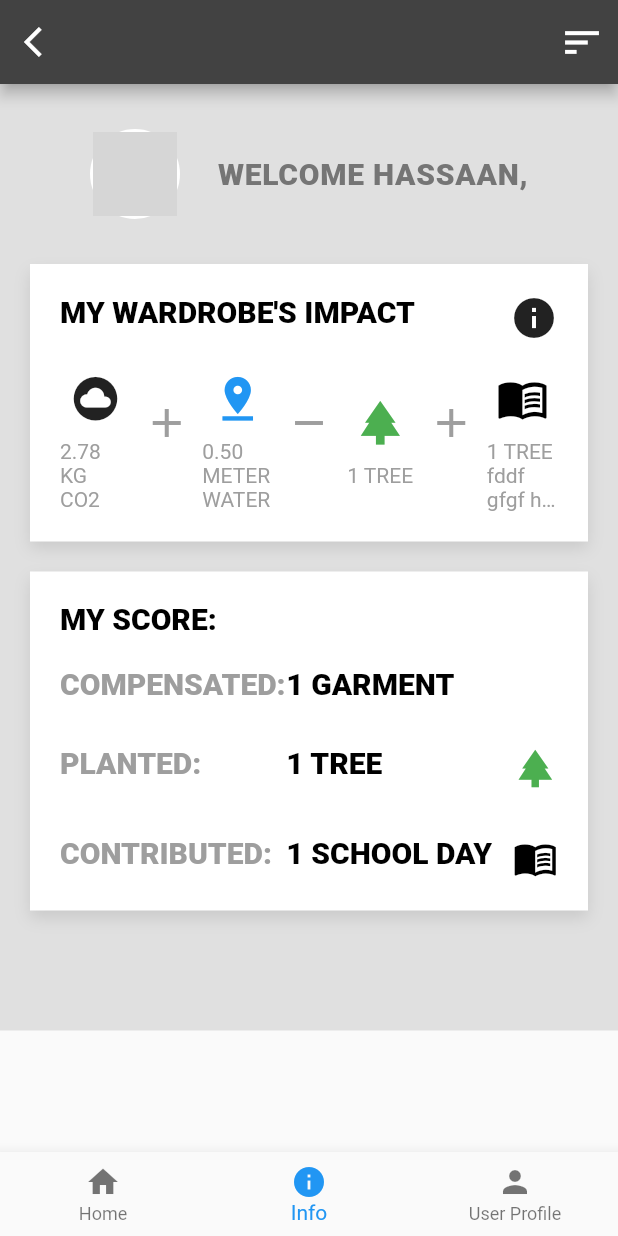
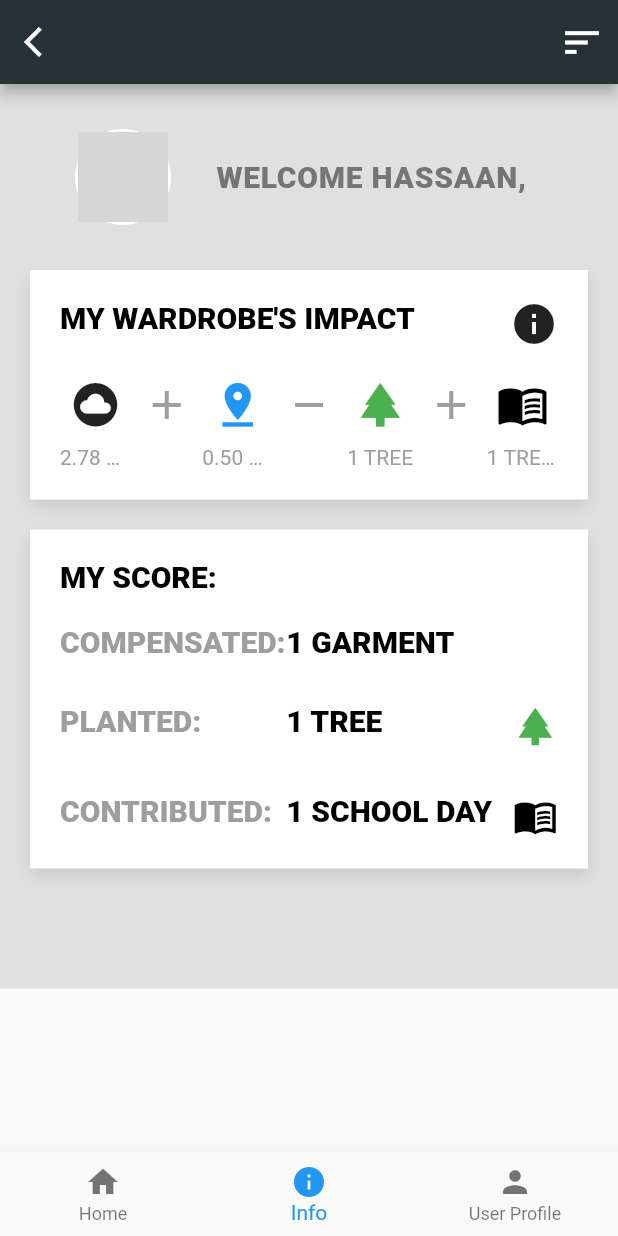
Before and after one commit to EngrHassaan/second-screen-view-flutter, a Flutter app: the screen it shows after launch, on a phone screen of 412 x 824 dp. Run offline on Flutter 3.47's test engine with Material 2 defaults, Android fonts, the phone set to English and light mode, and no system bars; grey boxes are pictures that could not be loaded.

Commit message:
Final asecond Screen

```diff
--- a/lib/info_screen.dart
+++ b/lib/info_screen.dart
@@ -26,7 +26,6 @@
         color: Colors.grey,
         fontSize: 14,
       ),
-      maxLines: 3,
       overflow: TextOverflow.ellipsis,
     );
   }
@@ -49,23 +48,25 @@
           children: [
             Container(
               padding: EdgeInsets.only(top: 30.0),
-              child: FittedBox(
               child: Row(
                 mainAxisAlignment: MainAxisAlignment.center,
                 children: [
-                    InkWell(
+                  Expanded(
+                    flex: 1,
+                    child: CircleAvatar(
+                      radius: 32,
+                      backgroundColor: Colors.white,
+                      child: InkWell(
                         onTap: () => print("Upload the Image"),
                         child: CircleAvatar(
-                        radius: 30,
-                        backgroundColor: Colors.white,
-                        child: CircleAvatar(
                           backgroundImage: AssetImage('images/passportpic.png'),
-                          radius: 28.0,
+                          radius: 30.0,
                         ),
                       ),
                     ),
-                    Padding(
-                      padding: const EdgeInsets.only(left: 25),
+                  ),
+                  Expanded(
+                    flex: 2,
                     child: Text(
                       "WELCOME HASSAAN,",
                       style: TextStyle(
@@ -77,9 +78,8 @@
                   )
                 ],
               ),
+              margin: EdgeInsets.only(bottom: 30),
             ),
-            ),
-            SizedBox(height: 30.0),
             Container(
               decoration: BoxDecoration(
                 color: Colors.white,
@@ -98,6 +98,7 @@
                   children: [
                     Row(
                       crossAxisAlignment: CrossAxisAlignment.start,
+                      mainAxisAlignment: MainAxisAlignment.spaceBetween,
                       children: [
                         Expanded(
                           child: cardText("MY WARDROBE'S IMPACT", Colors.black),
@@ -112,7 +113,6 @@
                       height: 20.0,
                     ),
                     Row(
-
                       children: [
                         Expanded(
                           child: Column(
@@ -147,7 +147,8 @@
                             ],
                           ),
                         ),
-                        Expanded(child:addIcon(Icons.add)),
+                        Expanded(child: addIcon(Icons.add),
+                        ),
                         Expanded(
                           child: Column(
                             children: [
@@ -213,8 +214,7 @@
                               flex: 5,
                               child: cardText("PLANTED:", Colors.grey)),
                           Expanded(
-                              flex: 5,
-                              child: cardText("1 TREE", Colors.black)),
+                              flex: 5, child: cardText("1 TREE", Colors.black)),
                           Expanded(
                             child: Icon(
                               Icons.park,
--- a/lib/main_screen.dart
+++ b/lib/main_screen.dart
@@ -33,7 +33,7 @@
             ),
           ),
         ],
-        backgroundColor: Colors.grey[800],
+        backgroundColor: Colors.blueGrey[900],
       ),
       body: _children[_currentIndex],
 
```
Lines whose indentation alone changed are shown as unchanged.
